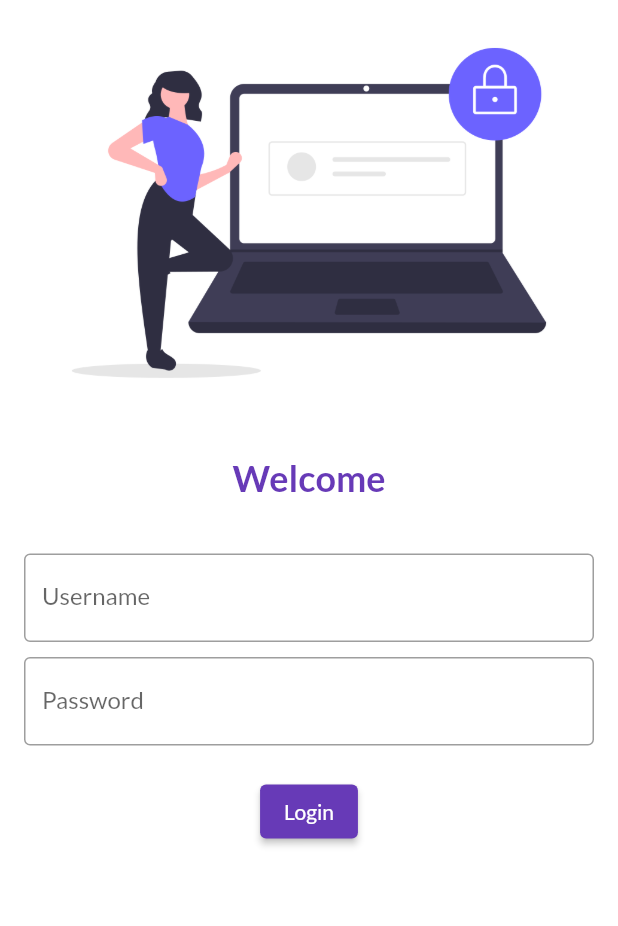
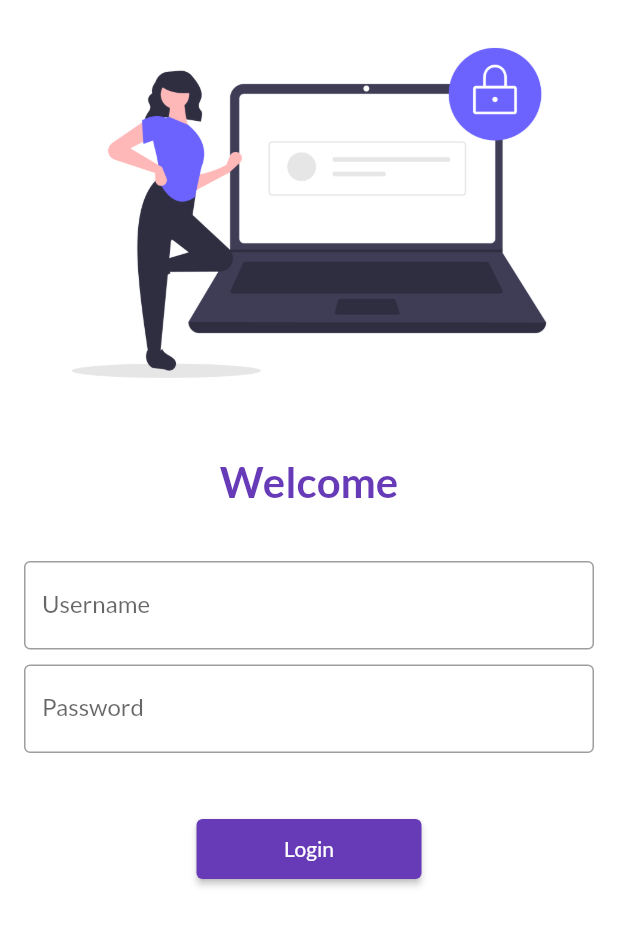
Before and after one commit to IshfaqKhawaja/30DaysFlutter, a Flutter app: the screen it shows after launch, on a phone screen of 412 x 824 dp. Shown: the top 926 px of the screen. Run offline on Flutter 3.47's test engine with Material 2 defaults, Android fonts, the light colour scheme and no system bars; our stand-ins replace google_fonts.

Commit message:
Day-4 Ended

```diff
--- a/lib/main.dart
+++ b/lib/main.dart
@@ -1,6 +1,7 @@
 import 'package:flutter/material.dart';
 import 'package:flutter_in_8_hours/pages/home_page.dart';
 import 'package:flutter_in_8_hours/pages/login_page.dart';
+import 'package:flutter_in_8_hours/utils/routes.dart';
 import 'package:google_fonts/google_fonts.dart';
 
 void main() {
@@ -24,7 +25,8 @@ class MyApp extends StatelessWidget {
       ),
       initialRoute: '/login',
       routes: {
-        LoginPage.routeName: (_) => LoginPage(),
+        MyRoutes.loginRoute: (_) => LoginPage(),
+        MyRoutes.homeRoute: (_) => HomePage(),
       },
     );
   }
--- a/lib/pages/login_page.dart
+++ b/lib/pages/login_page.dart
@@ -1,4 +1,5 @@
 import 'package:flutter/material.dart';
+import 'package:flutter_in_8_hours/utils/routes.dart';
 
 class LoginPage extends StatelessWidget {
   const LoginPage({Key? key}) : super(key: key);
@@ -9,6 +10,7 @@ class LoginPage extends StatelessWidget {
     return SafeArea(
       child: Material(
         color: Colors.white,
+        child: SingleChildScrollView(
           child: Column(
             children: [
               Image.asset(
@@ -21,7 +23,7 @@ class LoginPage extends StatelessWidget {
               Text(
                 'Welcome',
                 style: TextStyle(
-                fontSize: 24,
+                  fontSize: 28,
                   fontWeight: FontWeight.bold,
                   color: Colors.deepPurple,
                 ),
@@ -51,11 +53,17 @@ class LoginPage extends StatelessWidget {
                       ),
                       obscureText: true,
                     ),
-                  SizedBox(height: 20),
+                    SizedBox(
+                      height: 40,
+                    ),
                     ElevatedButton(
-                    onPressed: () {},
+                      onPressed: () {
+                        Navigator.of(context).pushNamed(MyRoutes.homeRoute);
+                      },
                       child: Text('Login'),
-                    style: TextButton.styleFrom(),
+                      style: TextButton.styleFrom(
+                        minimumSize: Size(150, 40),
+                      ),
                     ),
                   ],
                 ),
@@ -63,6 +71,7 @@ class LoginPage extends StatelessWidget {
             ],
           ),
         ),
+      ),
     );
   }
 }
--- /dev/null
+++ b/lib/utils/routes.dart
@@ -0,0 +1,4 @@
+class MyRoutes {
+  static String loginRoute = '/login';
+  static String homeRoute = '/home';
+}
```
Lines whose indentation alone changed are shown as unchanged.
